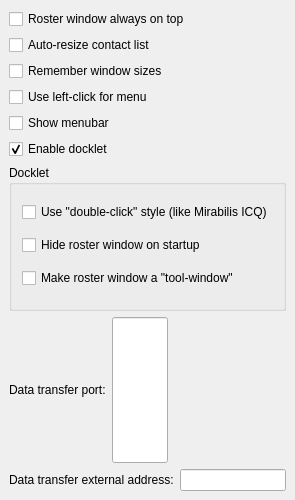
This is src/options/opt_application.ui in psi-im/psi as Qt 5 draws it before an edit. The edited form follows.
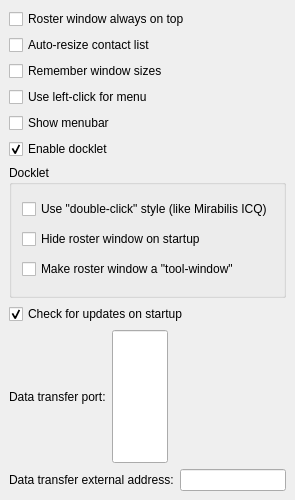
This is the edited form.

Commit message: Added (Sparkle) auto-updater.

Diff of the .ui file:
```diff
--- a/src/options/opt_application.ui
+++ b/src/options/opt_application.ui
@@ -106,6 +106,16 @@
      </layout>
     </widget>
    </item>
+   <item>
+    <widget class="QCheckBox" name="ck_autoUpdate" >
+     <property name="text" >
+      <string>Check for updates on startup</string>
+     </property>
+     <property name="checked" >
+      <bool>true</bool>
+     </property>
+    </widget>
+   </item>
    <item>
     <layout class="QHBoxLayout" >
      <property name="margin" >
```
The commit also changes 26 other files.
